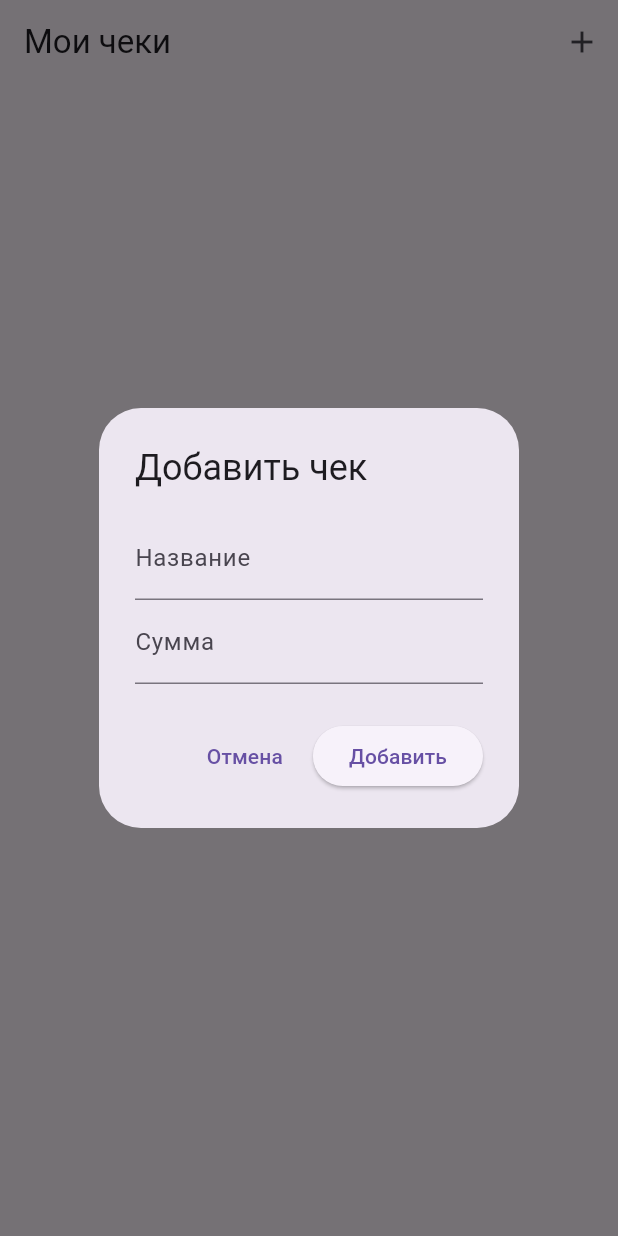
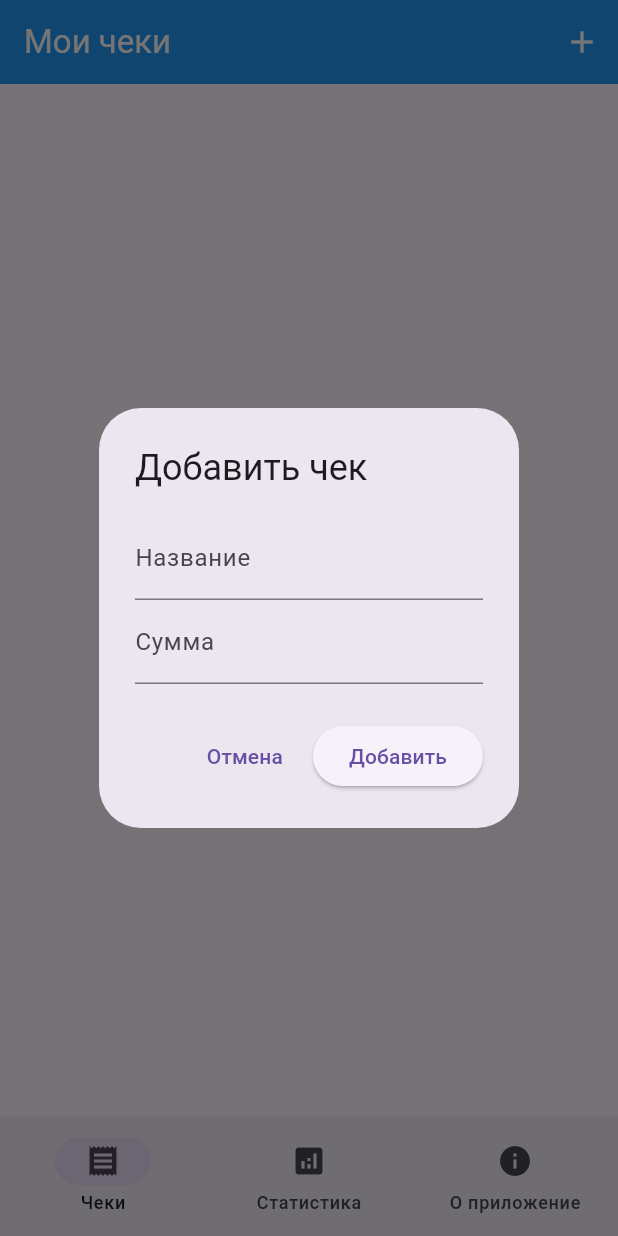
Before and after one commit to Wepko/pay_check_app, a Flutter app: the screen it shows after launch, after a tap on the "add" icon, on a phone screen of 412 x 824 dp. Run offline on Flutter 3.47's test engine with Material 3 defaults, Android fonts, the phone set to English and light mode, and no system bars; our stand-ins replace get, sqflite; accounts and stored records are empty.

Commit message:
start application

```diff
--- a/lib/controllers/receipt_controller.dart
+++ b/lib/controllers/receipt_controller.dart
@@ -6,11 +6,16 @@ class ReceiptController extends GetxController {
   final ReceiptRepository _repository = ReceiptRepository();
   final receipts = <Receipt>[].obs;
   final isLoading = true.obs;
+  final currentIndex = 0.obs; // Добавляем управление индексом навигации
 
   @override
   void onInit() {
     super.onInit();
     loadReceipts();
+  }
+
+  void changePage(int index) {
+    currentIndex.value = index;
   }
 
   Future<void> loadReceipts() async {
@@ -44,4 +49,17 @@ class ReceiptController extends GetxController {
       Get.snackbar('Ошибка', 'Не удалось удалить чек');
     }
   }
+
+  // Метод для статистики (используется на SecondPage)
+  double get totalAmount {
+    return receipts.fold(0, (sum, receipt) => sum + receipt.amount);
+  }
+
+  int get receiptsCount {
+    return receipts.length;
+  }
+
+  double get averageAmount {
+    return receiptsCount > 0 ? totalAmount / receiptsCount : 0;
+  }
 }
--- a/lib/main.dart
+++ b/lib/main.dart
@@ -2,6 +2,8 @@ import 'package:flutter/material.dart';
 import 'package:get/get.dart';
 import 'package:pay_check_app/controllers/receipt_controller.dart';
 import 'package:pay_check_app/presentation/pages/home_page.dart';
+import 'package:pay_check_app/presentation/pages/info_page.dart';
+import 'package:pay_check_app/presentation/pages/second_page.dart';
 
 void main() {
   runApp(MyApp());
@@ -18,8 +20,49 @@ class MyApp extends StatelessWidget {
       title: 'Receipt App',
       theme: ThemeData(
         primarySwatch: Colors.blue,
+        useMaterial3: true,
       ),
-      home: HomePage(),
+      home: MainNavigationWrapper(),
     );
   }
 }
+
+class MainNavigationWrapper extends StatelessWidget {
+  final ReceiptController controller = Get.find<ReceiptController>();
+
+  MainNavigationWrapper({super.key});
+
+  @override
+  Widget build(BuildContext context) {
+    return Scaffold(
+      body: Obx(() => IndexedStack(
+        index: controller.currentIndex.value,
+        children:  [
+          HomePage(),
+          SecondPage(),
+          InfoPage(),
+        ],
+      )),
+      bottomNavigationBar: Obx(() => NavigationBar(
+        selectedIndex: controller.currentIndex.value,
+        onDestinationSelected: (index) {
+          controller.changePage(index);
+        },
+        destinations: const [
+          NavigationDestination(
+            icon: Icon(Icons.receipt),
+            label: 'Чеки',
+          ),
+          NavigationDestination(
+            icon: Icon(Icons.analytics),
+            label: 'Статистика',
+          ),
+          NavigationDestination(
+            icon: Icon(Icons.info),
+            label: 'О приложение',
+          ),
+        ],
+      )),
+    );
+  }
+}
--- a/lib/presentation/pages/home_page.dart
+++ b/lib/presentation/pages/home_page.dart
@@ -13,6 +13,8 @@ class HomePage extends StatelessWidget {
     return Scaffold(
       appBar: AppBar(
         title: const Text('Мои чеки'),
+        backgroundColor: Colors.blue,
+        foregroundColor: Colors.white,
         actions: [
           IconButton(
             icon: const Icon(Icons.add),
--- /dev/null
+++ b/lib/presentation/pages/info_page.dart
@@ -0,0 +1,16 @@
+import "package:flutter/material.dart";
+
+class InfoPage extends StatelessWidget {
+  const InfoPage({super.key});
+
+  @override
+  Widget build(BuildContext context) {
+    return  Scaffold(
+      appBar: AppBar(
+        title: const Text("Информационная страница"),
+        backgroundColor: Colors.blue,
+        foregroundColor: Colors.white,
+      )
+    );
+  }
+}
--- a/lib/presentation/pages/second_page.dart
+++ b/lib/presentation/pages/second_page.dart
@@ -0,0 +1,131 @@
+import 'package:flutter/material.dart';
+import 'package:get/get.dart';
+import '../../controllers/receipt_controller.dart';
+
+class SecondPage extends StatelessWidget {
+  final ReceiptController controller = Get.find<ReceiptController>();
+
+  SecondPage({super.key});
+
+  @override
+  Widget build(BuildContext context) {
+    return Scaffold(
+      appBar: AppBar(
+        title: const Text('Статистика'),
+        backgroundColor: Colors.blue,
+        foregroundColor: Colors.white,
+      ),
+      body: Obx(() {
+        if (controller.isLoading.value) {
+          return const Center(child: CircularProgressIndicator());
+        }
+
+        return Padding(
+          padding: const EdgeInsets.all(16.0),
+          child: Column(
+            crossAxisAlignment: CrossAxisAlignment.start,
+            children: [
+              _buildStatCard(
+                icon: Icons.receipt,
+                title: 'Всего чеков',
+                value: '${controller.receiptsCount}',
+                color: Colors.blue,
+              ),
+              const SizedBox(height: 16),
+              _buildStatCard(
+                icon: Icons.attach_money,
+                title: 'Общая сумма',
+                value: '${controller.totalAmount.toStringAsFixed(2)} руб.',
+                color: Colors.green,
+              ),
+              const SizedBox(height: 16),
+              _buildStatCard(
+                icon: Icons.trending_up,
+                title: 'Средний чек',
+                value: '${controller.averageAmount.toStringAsFixed(2)} руб.',
+                color: Colors.orange,
+              ),
+              const SizedBox(height: 24),
+              const Text(
+                'Детализация по чекам:',
+                style: TextStyle(fontSize: 18, fontWeight: FontWeight.bold),
+              ),
+              const SizedBox(height: 16),
+              Expanded(
+                child: controller.receipts.isEmpty
+                    ? const Center(
+                  child: Text(
+                    'Нет данных для отображения',
+                    style: TextStyle(fontSize: 16),
+                  ),
+                )
+                    : ListView.builder(
+                  itemCount: controller.receipts.length,
+                  itemBuilder: (context, index) {
+                    final receipt = controller.receipts[index];
+                    return Card(
+                      margin: const EdgeInsets.symmetric(vertical: 4),
+                      child: ListTile(
+                        leading: const Icon(Icons.receipt, color: Colors.blue),
+                        title: Text(receipt.title),
+                        subtitle: Text(
+                          '${receipt.amount.toStringAsFixed(2)} руб. • ${receipt.date.toString().substring(0, 10)}',
+                        ),
+                        trailing: Text(
+                          '${receipt.amount.toStringAsFixed(2)} руб.',
+                          style: const TextStyle(
+                            fontWeight: FontWeight.bold,
+                            color: Colors.green,
+                          ),
+                        ),
+                      ),
+                    );
+                  },
+                ),
+              ),
+            ],
+          ),
+        );
+      }),
+    );
+  }
+
+  Widget _buildStatCard({
+    required IconData icon,
+    required String title,
+    required String value,
+    required Color color,
+  }) {
+    return Card(
+      elevation: 4,
+      child: Padding(
+        padding: const EdgeInsets.all(16.0),
+        child: Row(
+          children: [
+            Icon(icon, size: 32, color: color),
+            const SizedBox(width: 16),
+            Column(
+              crossAxisAlignment: CrossAxisAlignment.start,
+              children: [
+                Text(
+                  title,
+                  style: const TextStyle(
+                    fontSize: 16,
+                    color: Colors.grey,
+                  ),
+                ),
+                Text(
+                  value,
+                  style: const TextStyle(
+                    fontSize: 20,
+                    fontWeight: FontWeight.bold,
+                  ),
+                ),
+              ],
+            ),
+          ],
+        ),
+      ),
+    );
+  }
+}
```
